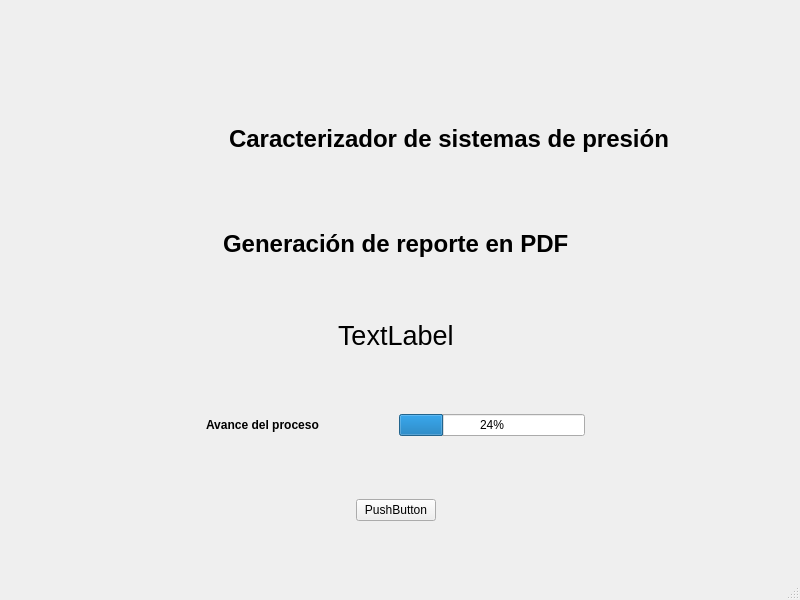
Old version of the form generate_report_Py/Generate_Report.ui in the repository ossuareza/DAQ-HidrolavadorasMAR.
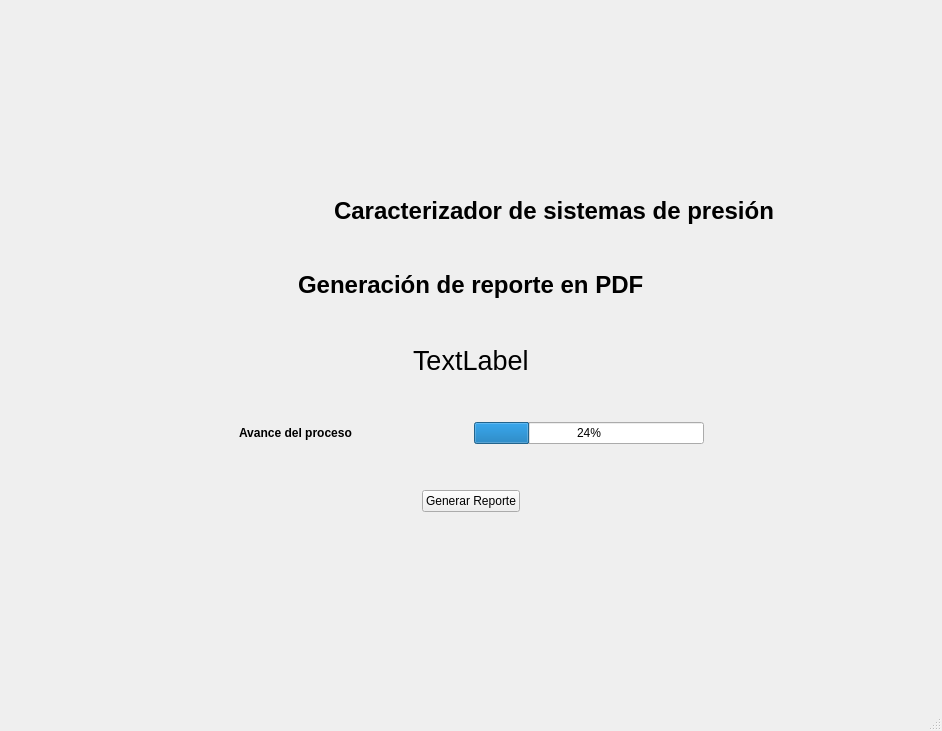
New version of the form. Icons and pictures are not drawn.

What changed in the file:
```diff
--- a/generate_report_Py/Generate_Report.ui
+++ b/generate_report_Py/Generate_Report.ui
@@ -6,23 +6,29 @@
    <rect>
     <x>0</x>
     <y>0</y>
-    <width>800</width>
-    <height>600</height>
+    <width>942</width>
+    <height>731</height>
    </rect>
   </property>
   <property name="windowTitle">
    <string>MainWindow</string>
   </property>
   <widget class="QWidget" name="centralwidget">
-   <widget class="QWidget" name="verticalLayoutWidget">
-    <property name="geometry">
-     <rect>
-      <x>20</x>
-      <y>110</y>
-      <width>751</width>
-      <height>411</height>
-     </rect>
-    </property>
+   <layout class="QVBoxLayout" name="verticalLayout_2">
+    <item>
+     <spacer name="verticalSpacer_5">
+      <property name="orientation">
+       <enum>Qt::Vertical</enum>
+      </property>
+      <property name="sizeHint" stdset="0">
+       <size>
+        <width>20</width>
+        <height>40</height>
+       </size>
+      </property>
+     </spacer>
+    </item>
+    <item>
     <layout class="QVBoxLayout" name="verticalLayout">
      <item>
       <layout class="QHBoxLayout" name="horizontalLayout">
@@ -308,7 +314,7 @@
        <item>
         <widget class="QPushButton" name="pushButton">
          <property name="text">
-          <string>PushButton</string>
+           <string>Generar Reporte</string>
          </property>
         </widget>
        </item>
@@ -328,7 +334,21 @@
       </layout>
      </item>
     </layout>
-   </widget>
+    </item>
+    <item>
+     <spacer name="verticalSpacer_6">
+      <property name="orientation">
+       <enum>Qt::Vertical</enum>
+      </property>
+      <property name="sizeHint" stdset="0">
+       <size>
+        <width>20</width>
+        <height>40</height>
+       </size>
+      </property>
+     </spacer>
+    </item>
+   </layout>
   </widget>
   <widget class="QMenuBar" name="menubar">
    <property name="geometry">
```
Left out of the diff: 2 changed lines with no effect on the pictures. Lines whose indentation alone changed are shown as unchanged.
